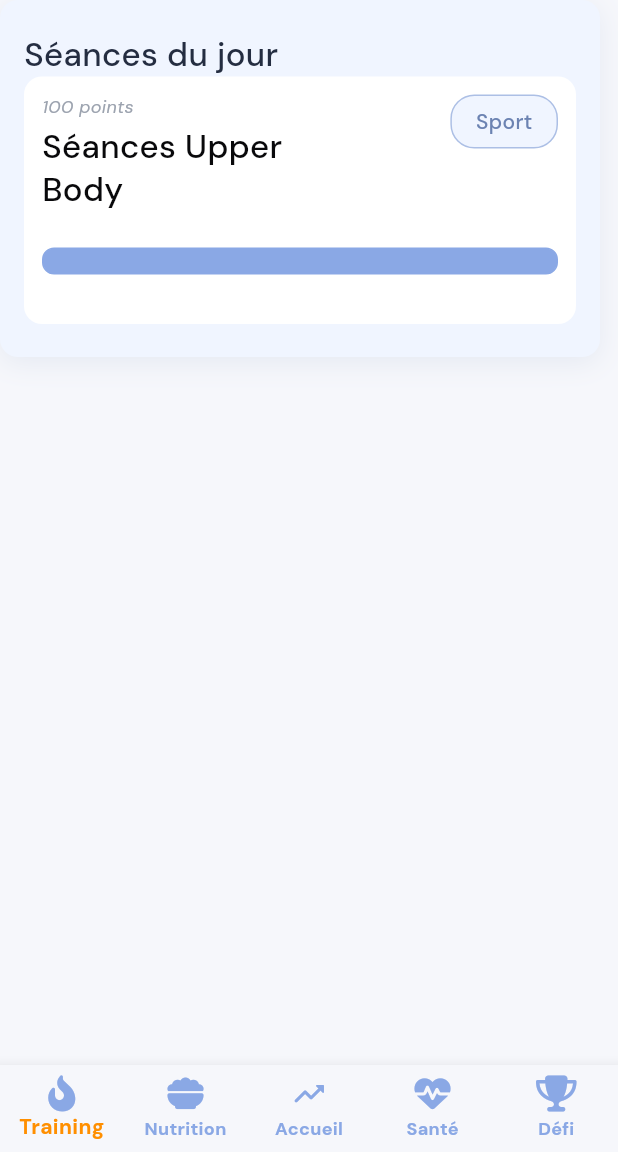
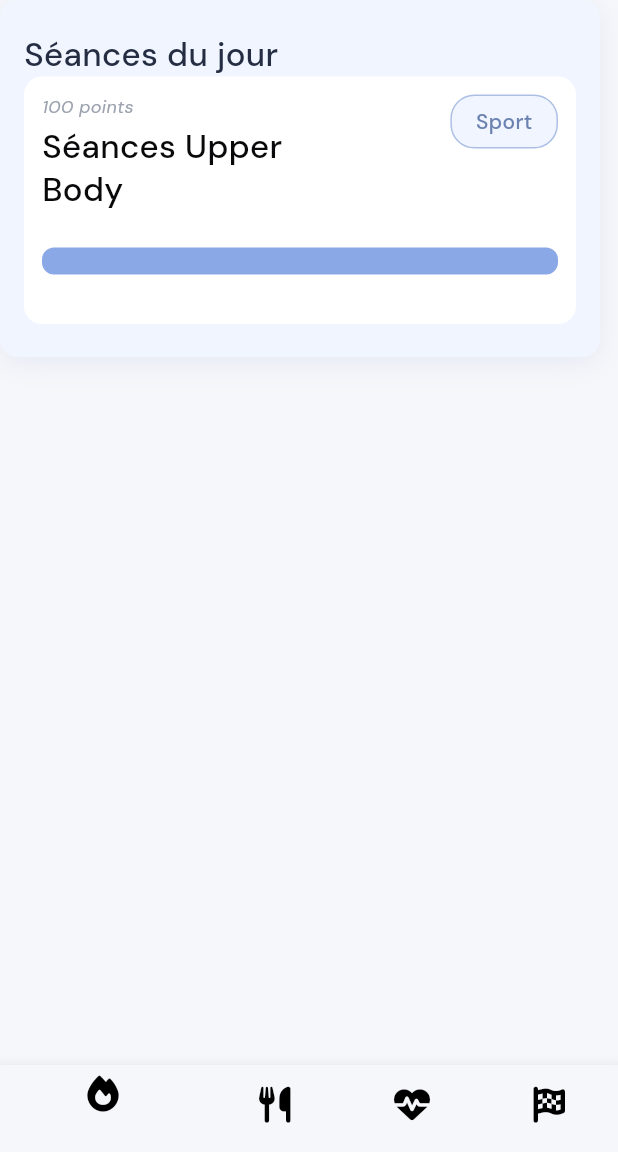
Before and after one commit to sofian-bali/Improve-U, a Flutter app: the screen it shows after launch, on a phone screen of 412 x 824 dp, the part 84-1236 px from its top. Run offline on Flutter 3.47's test engine with Material 3 defaults, Android fonts, the phone set to English and light mode, and no system bars; our stand-ins replace font_awesome_flutter, percent_indicator.

Commit message:
✨ Start creating new navBar | 13/05

```diff
--- a/frontend/improve_u/lib/ui/screens/defi.dart
+++ b/frontend/improve_u/lib/ui/screens/defi.dart
@@ -1,6 +1,6 @@
 import 'package:flutter/material.dart';
 import 'package:improve_u/ui/widgets/custom_app_bar.dart';
-import 'package:improve_u/ui/widgets/custom_bottom_bar.dart';
+import 'package:improve_u/ui/widgets/custom_bottom_app_bar.dart';
 
 
 
--- a/frontend/improve_u/lib/ui/screens/nutrition.dart
+++ b/frontend/improve_u/lib/ui/screens/nutrition.dart
@@ -1,5 +1,5 @@
 import 'package:flutter/material.dart';
-import 'package:improve_u/ui/widgets/custom_bottom_bar.dart';
+import 'package:improve_u/ui/widgets/custom_bottom_app_bar.dart';
 import 'package:improve_u/ui/widgets/custom_app_bar.dart';
 import 'package:improve_u/ui/widgets/nutrition/nutrition_progress_card.dart';
 
--- a/frontend/improve_u/lib/ui/screens/sante.dart
+++ b/frontend/improve_u/lib/ui/screens/sante.dart
@@ -1,5 +1,5 @@
 import 'package:flutter/material.dart';
-import 'package:improve_u/ui/widgets/custom_bottom_bar.dart';
+import 'package:improve_u/ui/widgets/custom_bottom_app_bar.dart';
 import 'package:improve_u/ui/widgets/custom_app_bar.dart';
 
 class HealthPage extends StatelessWidget {
--- a/frontend/improve_u/lib/ui/screens/training.dart
+++ b/frontend/improve_u/lib/ui/screens/training.dart
@@ -1,5 +1,5 @@
 import 'package:flutter/material.dart';
-import 'package:improve_u/ui/widgets/custom_bottom_bar.dart';
+import 'package:improve_u/ui/widgets/custom_bottom_app_bar.dart';
 import 'package:improve_u/ui/widgets/custom_app_bar.dart';
 
 class TrainingPage extends StatelessWidget {
--- /dev/null
+++ b/frontend/improve_u/lib/ui/widgets/custom_bottom_app_bar.dart
@@ -0,0 +1,42 @@
+import 'package:flutter/material.dart';
+import 'package:font_awesome_flutter/font_awesome_flutter.dart';
+
+class CustomBottomAppBar extends StatelessWidget {
+  const CustomBottomAppBar({super.key});
+
+  @override
+  Widget build(BuildContext context) {
+    return BottomNavigationBar(
+      items: const <BottomNavigationBarItem>[
+        BottomNavigationBarItem(
+          icon: FaIcon(
+            FontAwesomeIcons.fire,
+            color: Colors.black,
+          ),
+          label: 'Training',
+        ),
+        BottomNavigationBarItem(
+          icon: FaIcon(
+            FontAwesomeIcons.utensils,
+            color: Colors.black,
+          ),
+          label: 'Nutrition',
+        ),
+        BottomNavigationBarItem(
+          icon: FaIcon(
+            FontAwesomeIcons.heartPulse,
+            color: Colors.black,
+          ),
+          label: 'Santé',
+        ),
+        BottomNavigationBarItem(
+          icon: FaIcon(
+            FontAwesomeIcons.flagCheckered,
+            color: Colors.black,
+          ),
+          label: 'Défi',
+        ),
+      ],
+    );
+  }
+}
--- a/frontend/improve_u/lib/ui/widgets/custom_bottom_bar.dart
+++ /dev/null
@@ -1,84 +0,0 @@
-
-
-// ignore_for_file: library_private_types_in_public_api
-
-import 'package:flutter/material.dart';
-import 'package:font_awesome_flutter/font_awesome_flutter.dart';
-import 'package:improve_u/theme/main_theme.dart';
-
-
-
-class CustomBottomAppBar extends StatefulWidget {
-  const CustomBottomAppBar({super.key});
-
-  @override
-  _CustomBottomAppBarState createState() {
-    return _CustomBottomAppBarState();
-  }
-}
-
-
-class _CustomBottomAppBarState extends State<CustomBottomAppBar> {
-  int _selectedIndex = 0;
-
-  void _onItemTapped(int index) {
-    setState(() {
-      _selectedIndex = index;
-    });
-    switch (index) {
-      case 0:
-        Navigator.pushReplacementNamed(context, '/training');
-        break;
-      case 1:
-        Navigator.pushReplacementNamed(context, '/nutrition');
-        break;
-      case 2:
-        Navigator.pushReplacementNamed(context, '/home');
-        break;
-      case 3:
-        Navigator.pushReplacementNamed(context, '/sante');
-        break;
-      case 4:
-        Navigator.pushReplacementNamed(context, '/defi');
-        break;
-    }
-  }
-
-  @override
-  Widget build(BuildContext context) {
-    return BottomNavigationBar(
-    items: const <BottomNavigationBarItem>[
-      BottomNavigationBarItem(
-        icon: FaIcon(FontAwesomeIcons.fireFlameCurved, color: CustomColors.primaireBleu500),
-        label: 'Training',
-      ),
-      BottomNavigationBarItem(
-        icon: FaIcon(FontAwesomeIcons.bowlFood, color: CustomColors.primaireBleu500),
-        label: 'Nutrition',
-      ),
-      BottomNavigationBarItem(
-        icon: Icon(Icons.trending_up_rounded, color: CustomColors.primaireBleu500),
-        label: 'Accueil',
-      ),
-      BottomNavigationBarItem(
-        icon: FaIcon(FontAwesomeIcons.heartPulse, color: CustomColors.primaireBleu500),
-        label: 'Santé',
-      ),
-      BottomNavigationBarItem(
-        icon: FaIcon(FontAwesomeIcons.trophy, color: CustomColors.primaireBleu500),
-        label: 'Défi',
-      ),
-    ],
-    currentIndex: _selectedIndex,
-      selectedItemColor: Colors.amber[800],
-      unselectedItemColor: CustomColors.primaireBleu500,
-      onTap: _onItemTapped,
-      showSelectedLabels: true,
-      showUnselectedLabels: true,
-      type: BottomNavigationBarType.fixed,
-      selectedLabelStyle: const TextStyle(color: CustomColors.tertiaireRouge300),
-      unselectedLabelStyle: const TextStyle(color: CustomColors.primaireBleu500),
-
-  );
-  }
-}
```
Also changed, not shown: frontend/improve_u/lib/ui/screens/home.dart (+5 -8 lines).
